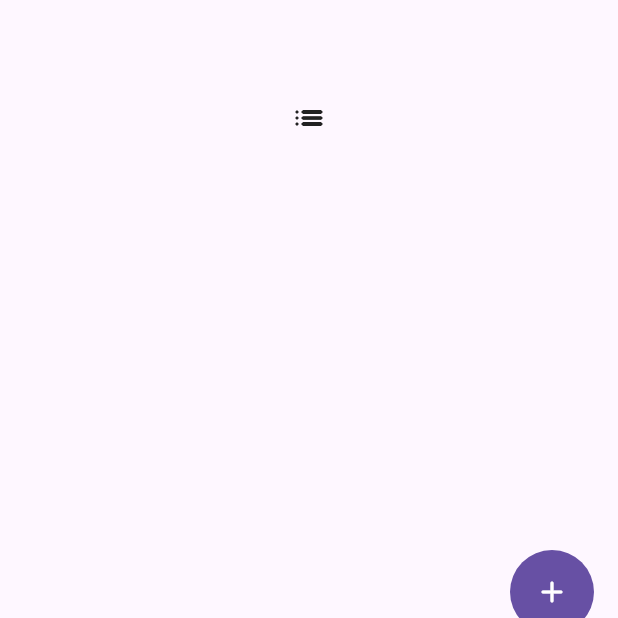
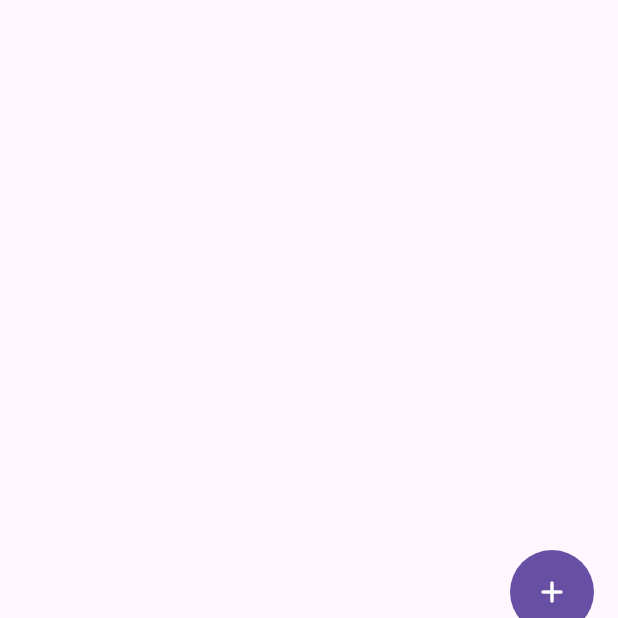
Before and after one commit to TitanThunder/MoonLife, a Flutter app: the screen it shows after launch, tab 3 chosen, on a phone screen of 412 x 824 dp, the part 578-1196 px from its top. Run offline on Flutter 3.47's test engine with Material 3 defaults, Android fonts, the phone set to English and light mode, and no system bars; our stand-ins replace sqflite; accounts and stored records are empty.

Commit message:
Categories view started

```diff
--- a/lib/constants/routes.dart
+++ b/lib/constants/routes.dart
@@ -1,2 +1,8 @@
 const overviewRoute = "/overview/";
 const homePageViewRoute = "/home/";
+const categoriesRoute = "/categories/";
+const createCategoryRoute = "/categories/new-category/";
+const updateCategoryRoute = "/categories/update-category/";
+const entriesRoute = "/entries/";
+const createEntryRoute = "/entries/new-entry/";
+const updateEntryRoute = "/entries/update-entry/";
--- /dev/null
+++ b/lib/extensions/list/filter.dart
@@ -0,0 +1,4 @@
+extension Filter<T> on Stream<List<T>> {
+  Stream<List<T>> filter(bool Function(T) where) =>
+      map((items) => items.where(where).toList());
+}
--- a/lib/main.dart
+++ b/lib/main.dart
@@ -1,4 +1,5 @@
 import 'package:flutter/material.dart';
+import 'package:lifestatistics/views/categories_view.dart';
 import 'package:lifestatistics/views/homepage_view.dart';
 
 import 'constants/routes.dart';
@@ -15,6 +16,7 @@ void main() {
       routes: {
         overviewRoute: (context) => const Overview(),
         homePageViewRoute: (context) => const HomepageView(),
+        categoriesRoute: (context) => const CategoriesView(),
       },
     ),
   );
@@ -43,7 +45,9 @@ class Overview extends StatelessWidget {
               Tab(
                 child: HomepageView(),
               ),
-              Tab(icon: Icon(Icons.list_rounded)),
+              Tab(
+                child: CategoriesView(),
+              ),
             ],
           ),
           floatingActionButton: MenuAnchor(
--- /dev/null
+++ b/lib/services/database/database_category.dart
@@ -0,0 +1,24 @@
+import 'package:lifestatistics/constants/db_constants.dart';
+
+class DatabaseCategory {
+  final int id;
+  final String name;
+
+  DatabaseCategory({
+    required this.id,
+    required this.name,
+  });
+
+  DatabaseCategory.fromRow(Map<String, Object?> map)
+      : id = map[categoryIDColumn] as int,
+        name = map[categoryNameColumn] as String;
+
+  @override
+  String toString() => "Category, id = $id, name = $name";
+
+  @override
+  bool operator ==(covariant DatabaseCategory other) => id == other.id;
+
+  @override
+  int get hashCode => id.hashCode;
+}
--- /dev/null
+++ b/lib/services/database/database_entry.dart
@@ -0,0 +1,35 @@
+import 'package:lifestatistics/constants/db_constants.dart';
+
+class DatabaseEntry {
+  final int entid;
+  final int catid;
+  final String? text;
+  final String date;
+  final String? picture;
+
+  DatabaseEntry({
+    required this.entid,
+    required this.catid,
+    this.text,
+    required this.date,
+    this.picture,
+  });
+
+  DatabaseEntry.fromRow(Map<String, Object?> map)
+      : entid = map[entryIDColumn] as int,
+        catid = map[categoryIDColumn] as int,
+        text = map[textColumn] as String,
+        date = map[dateColumn] as String,
+        picture = map[pictureColumn] as String;
+
+  @override
+  String toString() =>
+      "Entry, entry id = $entid, category id = $catid, text = $text, date = $date";
+
+  @override
+  bool operator ==(covariant DatabaseEntry other) =>
+      entid == other.entid && catid == other.catid;
+
+  @override
+  int get hashCode => catid.hashCode;
+}
--- /dev/null
+++ b/lib/views/categories_list_view.dart
@@ -0,0 +1,36 @@
+import 'package:flutter/material.dart';
+import 'package:flutter/widgets.dart';
+import 'package:lifestatistics/services/database/database_category.dart';
+import 'package:lifestatistics/services/database/database_management.dart';
+
+typedef CategoryCallback = void Function(DatabaseCategory category);
+
+class CategoriesListView extends StatelessWidget {
+  final Iterable<DatabaseCategory> categories;
+  final CategoryCallback onDeleteCategory;
+  final CategoryCallback onTap;
+
+  const CategoriesListView({
+    super.key,
+    required this.categories,
+    required this.onDeleteCategory,
+    required this.onTap,
+  });
+
+  @override
+  Widget build(BuildContext context) {
+    return ListView.builder(
+      itemCount: categories.length,
+      itemBuilder: (context, index) {
+        final category = categories.elementAt(index);
+        return ListTile(
+          onTap: () {
+            onTap(category);
+          },
+          title: Text(category.name),
+          trailing: Text("0"),
+        );
+      },
+    );
+  }
+}
--- /dev/null
+++ b/lib/views/categories_view.dart
@@ -0,0 +1,48 @@
+import 'package:flutter/widgets.dart';
+import 'package:lifestatistics/constants/routes.dart';
+import 'package:lifestatistics/services/database/database_category.dart';
+import 'package:lifestatistics/services/database/database_management.dart';
+import 'package:lifestatistics/views/categories_list_view.dart';
+
+class CategoriesView extends StatefulWidget {
+  const CategoriesView({super.key});
+
+  @override
+  State<CategoriesView> createState() => _CategoriesViewState();
+}
+
+class _CategoriesViewState extends State<CategoriesView> {
+  late final DatabaseManager _databaseManager;
+
+  @override
+  void initState() {
+    _databaseManager = DatabaseManager();
+    super.initState();
+  }
+
+  @override
+  Widget build(BuildContext context) {
+
+    return StreamBuilder(
+      stream: _databaseManager.allCategories,
+      builder: (context, snapshot) {
+        if (snapshot == null) {
+          return Text("Add a new category to get started.");
+        }
+        final allCategories = snapshot.data as Iterable<DatabaseCategory>;
+        return CategoriesListView(
+          categories: allCategories,
+          onDeleteCategory: (category) async {
+            await _databaseManager.deleteCategory(id: category.id);
+          },
+          onTap: (category) {
+            Navigator.of(context).pushNamed(
+              updateCategoryRoute,
+              arguments: category,
+            );
+          },
+        );
+      },
+    );
+  }
+}
```
Also changed, not shown: lib/services/database/database_management.dart (+10 -59 lines), 3 other files.
